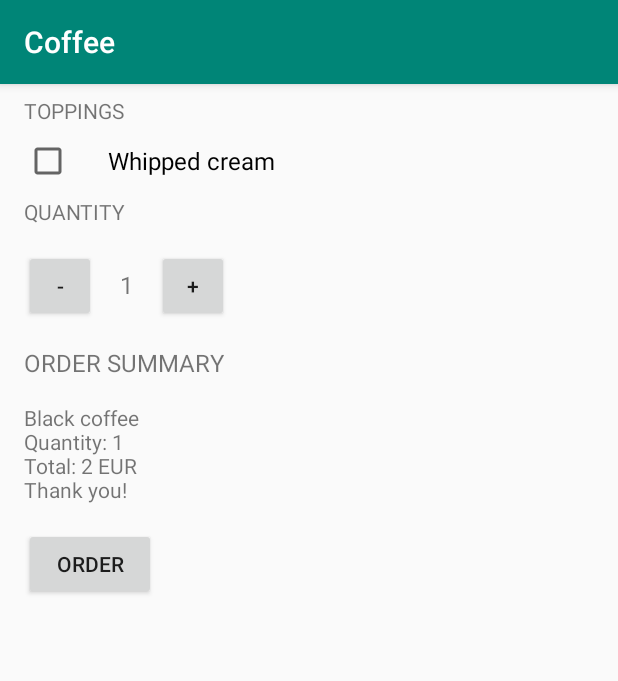
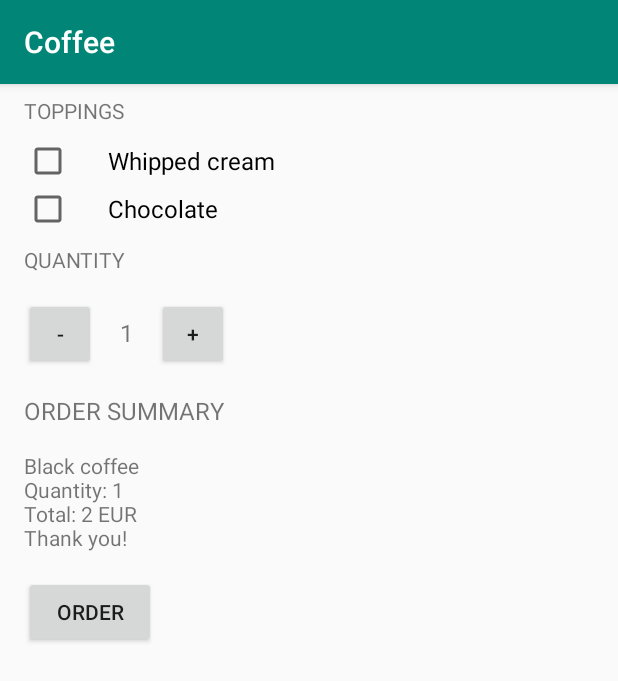
Before and after one commit to rstasiuliony/AndroidLessons, an Android app: the screen it shows after launch (MainActivity), after a tap on "ORDER", on a phone screen of 412 x 824 dp. Shown: the top 681 px of the screen. Run offline under Robolectric (Android 15) with nearby library versions, the phone set to English and light mode, and no system bars.

Commit message:
Add additional addition checkbox

```diff
--- a/Coffee/coffee/src/main/java/com/hardfreedom/coffee/MainActivity.java
+++ b/Coffee/coffee/src/main/java/com/hardfreedom/coffee/MainActivity.java
@@ -12,6 +12,7 @@ public class MainActivity extends AppCompatActivity {
     private int quantity;
     private int price;
     private String addWhipped = "";
+    private String addChocolate = "";
 
     @Override
     protected void onCreate(Bundle savedInstanceState) {
@@ -39,8 +40,20 @@ public class MainActivity extends AppCompatActivity {
 
     public void orderSummaryTextView(View view) {
         CheckBox whipping = findViewById(R.id.check_whipped);
-        checkAddings(whipping);
-        if (addWhipped != "") {
+        if (whipping.isChecked()) {
+            checkAddings("whipping");
+        }
+        CheckBox chocolate = findViewById(R.id.check_chocolate);
+        if (chocolate.isChecked()) {
+            checkAddings("chocolate");
+        }
+        if (addWhipped != "" && addChocolate != "") {
+            displayMessage("Black coffee\n" + addWhipped + "\n" + addChocolate +"\nQuantity: "
+                    + quantity + "\nTotal: " + price + " EUR\nThank you!");
+        } else if (addChocolate != "") {
+            displayMessage("Black coffee\n" + addChocolate +"\nQuantity: " + quantity +
+                    "\nTotal: " + price + " EUR\nThank you!");
+        } else if (addWhipped != "") {
             displayMessage("Black coffee\n" + addWhipped +"\nQuantity: " + quantity +
                     "\nTotal: " + price + " EUR\nThank you!");
         } else {
@@ -79,10 +92,12 @@ public class MainActivity extends AppCompatActivity {
         return price = quantity * price;
     }
 
-    private void checkAddings(CheckBox adding) {
-        if(adding.isChecked() == true) {
-            price = price + 1 * quantity;
+    private void checkAddings(String adding) {
+        if (adding.equals("whipping")) {
             addWhipped = addWhipped + "Add whipped cream";
+        } else {
+            addChocolate = addChocolate + "Add chocolate";
         }
+        price = price + 1 * quantity;
     }
 }
--- a/Coffee/coffee/src/main/res/layout/activity_main.xml
+++ b/Coffee/coffee/src/main/res/layout/activity_main.xml
@@ -24,6 +24,15 @@
             android:layout_width="wrap_content"
             android:layout_height="wrap_content"
             android:text="@string/whipped"
+            android:textSize="@dimen/text_size"
+            android:layout_marginLeft="@dimen/margin"
+            android:paddingLeft="@dimen/padding" />
+
+        <CheckBox
+            android:id="@+id/check_chocolate"
+            android:layout_width="wrap_content"
+            android:layout_height="wrap_content"
+            android:text="@string/chocolate"
             android:textSize="@dimen/text_size"
             android:layout_marginLeft="@dimen/margin"
             android:paddingLeft="@dimen/padding" />
--- a/Coffee/coffee/src/main/res/values/strings.xml
+++ b/Coffee/coffee/src/main/res/values/strings.xml
@@ -3,6 +3,7 @@
     <string name="column_quantity">Quantity</string>
     <string name="column_checkbox">Toppings</string>
     <string name="whipped">Whipped cream</string>
+    <string name="chocolate">Chocolate</string>
     <string name="button">Order</string>
     <string name="column_summary">Order Summary</string>
     <string name="currency_sign">&#8364;</string>
```
